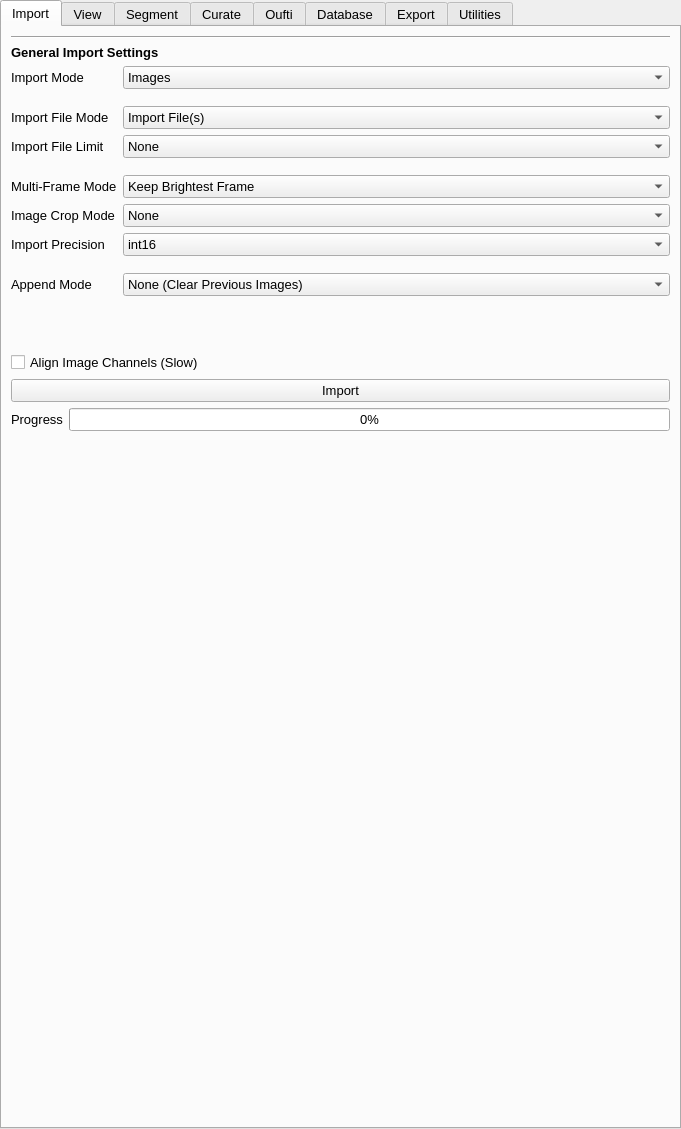
Old version of the form src/napari_bacseg/bacseg_ui.ui in the repository piedrro/napari-bacseg.
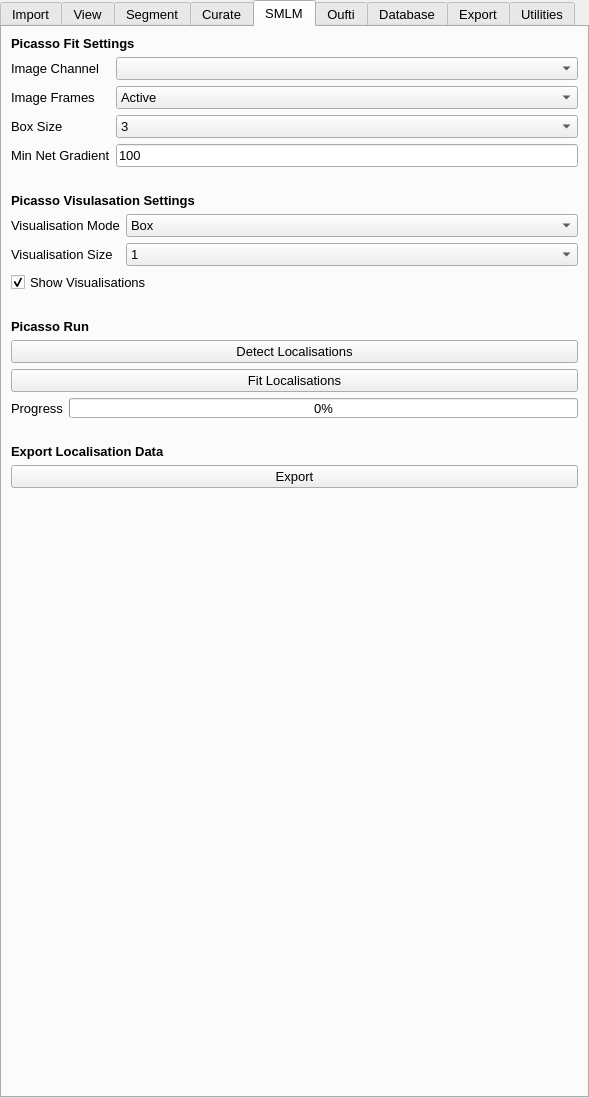
New version of the form. The open tabs and pages were chosen to show the change.

Commit message: Working picasso detec, fit and export functions

```diff
--- a/src/napari_bacseg/bacseg_ui.ui
+++ b/src/napari_bacseg/bacseg_ui.ui
@@ -9,8 +9,8 @@
    <rect>
     <x>0</x>
     <y>0</y>
-    <width>681</width>
-    <height>1129</height>
+    <width>589</width>
+    <height>1098</height>
    </rect>
   </property>
   <property name="sizePolicy">
@@ -2426,6 +2426,321 @@
     </item>
    </layout>
   </widget>
+  <widget class="QWidget" name="tab_13">
+   <attribute name="title">
+    <string>SMLM</string>
+   </attribute>
+   <layout class="QVBoxLayout" name="verticalLayout_16">
+    <item>
+     <widget class="QLabel" name="label_108">
+      <property name="font">
+       <font>
+        <pointsize>10</pointsize>
+        <weight>75</weight>
+        <bold>true</bold>
+       </font>
+      </property>
+      <property name="text">
+       <string>Picasso Fit Settings</string>
+      </property>
+     </widget>
+    </item>
+    <item>
+     <layout class="QFormLayout" name="formLayout_27">
+      <item row="2" column="0">
+       <widget class="QLabel" name="label_109">
+        <property name="text">
+         <string>Box Size</string>
+        </property>
+       </widget>
+      </item>
+      <item row="2" column="1">
+       <widget class="QComboBox" name="picasso_box_size">
+        <item>
+         <property name="text">
+          <string>3</string>
+         </property>
+        </item>
+        <item>
+         <property name="text">
+          <string>5</string>
+         </property>
+        </item>
+        <item>
+         <property name="text">
+          <string>7</string>
+         </property>
+        </item>
+       </widget>
+      </item>
+      <item row="3" column="0">
+       <widget class="QLabel" name="label_110">
+        <property name="text">
+         <string>Min Net Gradient</string>
+        </property>
+       </widget>
+      </item>
+      <item row="3" column="1">
+       <widget class="QLineEdit" name="picasso_min_net_gradient">
+        <property name="text">
+         <string>100</string>
+        </property>
+       </widget>
+      </item>
+      <item row="0" column="0">
+       <widget class="QLabel" name="label_112">
+        <property name="text">
+         <string>Image Channel</string>
+        </property>
+       </widget>
+      </item>
+      <item row="0" column="1">
+       <widget class="QComboBox" name="picasso_image_channel"/>
+      </item>
+      <item row="1" column="0">
+       <widget class="QLabel" name="label_116">
+        <property name="text">
+         <string>Image Frames</string>
+        </property>
+       </widget>
+      </item>
+      <item row="1" column="1">
+       <widget class="QComboBox" name="picasso_image_frames">
+        <item>
+         <property name="text">
+          <string>Active</string>
+         </property>
+        </item>
+        <item>
+         <property name="text">
+          <string>All</string>
+         </property>
+        </item>
+       </widget>
+      </item>
+     </layout>
+    </item>
+    <item>
+     <spacer name="verticalSpacer_50">
+      <property name="orientation">
+       <enum>Qt::Vertical</enum>
+      </property>
+      <property name="sizeType">
+       <enum>QSizePolicy::Minimum</enum>
+      </property>
+      <property name="sizeHint" stdset="0">
+       <size>
+        <width>20</width>
+        <height>20</height>
+       </size>
+      </property>
+     </spacer>
+    </item>
+    <item>
+     <widget class="QLabel" name="label_113">
+      <property name="font">
+       <font>
+        <pointsize>10</pointsize>
+        <weight>75</weight>
+        <bold>true</bold>
+       </font>
+      </property>
+      <property name="text">
+       <string>Picasso Visulasation Settings</string>
+      </property>
+     </widget>
+    </item>
+    <item>
+     <layout class="QFormLayout" name="formLayout_28">
+      <item row="0" column="0">
+       <widget class="QLabel" name="label_114">
+        <property name="text">
+         <string>Visualisation Mode</string>
+        </property>
+       </widget>
+      </item>
+      <item row="0" column="1">
+       <widget class="QComboBox" name="picasso_vis_mode">
+        <item>
+         <property name="text">
+          <string>Box</string>
+         </property>
+        </item>
+        <item>
+         <property name="text">
+          <string>Spot</string>
+         </property>
+        </item>
+       </widget>
+      </item>
+      <item row="1" column="0">
+       <widget class="QLabel" name="label_115">
+        <property name="text">
+         <string>Visualisation Size</string>
+        </property>
+       </widget>
+      </item>
+      <item row="1" column="1">
+       <widget class="QComboBox" name="picasso_vis_size">
+        <item>
+         <property name="text">
+          <string>1</string>
+         </property>
+        </item>
+        <item>
+         <property name="text">
+          <string>2</string>
+         </property>
+        </item>
+        <item>
+         <property name="text">
+          <string>3</string>
+         </property>
+        </item>
+        <item>
+         <property name="text">
+          <string>4</string>
+         </property>
+        </item>
+        <item>
+         <property name="text">
+          <string>5</string>
+         </property>
+        </item>
+       </widget>
+      </item>
+     </layout>
+    </item>
+    <item>
+     <widget class="QCheckBox" name="picasso_show_vis">
+      <property name="text">
+       <string>Show Visualisations</string>
+      </property>
+      <property name="checked">
+       <bool>true</bool>
+      </property>
+     </widget>
+    </item>
+    <item>
+     <spacer name="verticalSpacer_51">
+      <property name="orientation">
+       <enum>Qt::Vertical</enum>
+      </property>
+      <property name="sizeType">
+       <enum>QSizePolicy::Minimum</enum>
+      </property>
+      <property name="sizeHint" stdset="0">
+       <size>
+        <width>20</width>
+        <height>20</height>
+       </size>
+      </property>
+     </spacer>
+    </item>
+    <item>
+     <widget class="QLabel" name="label_111">
+      <property name="font">
+       <font>
+        <pointsize>10</pointsize>
+        <weight>75</weight>
+        <bold>true</bold>
+       </font>
+      </property>
+      <property name="text">
+       <string>Picasso Run</string>
+      </property>
+     </widget>
+    </item>
+    <item>
+     <widget class="QPushButton" name="picasso_detect">
+      <property name="text">
+       <string>Detect Localisations</string>
+      </property>
+     </widget>
+    </item>
+    <item>
+     <widget class="QPushButton" name="picasso_fit">
+      <property name="text">
+       <string>Fit Localisations</string>
+      </property>
+     </widget>
+    </item>
+    <item>
+     <layout class="QFormLayout" name="formLayout_29">
+      <item row="0" column="1">
+       <widget class="QProgressBar" name="picasso_progressbar">
+        <property name="maximumSize">
+         <size>
+          <width>16777215</width>
+          <height>20</height>
+         </size>
+        </property>
+        <property name="value">
+         <number>0</number>
+        </property>
+       </widget>
+      </item>
+      <item row="0" column="0">
+       <widget class="QLabel" name="label_117">
+        <property name="text">
+         <string>Progress</string>
+        </property>
+       </widget>
+      </item>
+     </layout>
+    </item>
+    <item>
+     <spacer name="verticalSpacer_52">
+      <property name="orientation">
+       <enum>Qt::Vertical</enum>
+      </property>
+      <property name="sizeType">
+       <enum>QSizePolicy::Minimum</enum>
+      </property>
+      <property name="sizeHint" stdset="0">
+       <size>
+        <width>20</width>
+        <height>20</height>
+       </size>
+      </property>
+     </spacer>
+    </item>
+    <item>
+     <widget class="QLabel" name="label_118">
+      <property name="font">
+       <font>
+        <pointsize>10</pointsize>
+        <weight>75</weight>
+        <bold>true</bold>
+       </font>
+      </property>
+      <property name="text">
+       <string>Export Localisation Data</string>
+      </property>
+     </widget>
+    </item>
+    <item>
+     <widget class="QPushButton" name="picasso_export">
+      <property name="text">
+       <string>Export</string>
+      </property>
+     </widget>
+    </item>
+    <item>
+     <spacer name="verticalSpacer_14">
+      <property name="orientation">
+       <enum>Qt::Vertical</enum>
+      </property>
+      <property name="sizeHint" stdset="0">
+       <size>
+        <width>20</width>
+        <height>40</height>
+       </size>
+      </property>
+     </spacer>
+    </item>
+   </layout>
+  </widget>
   <widget class="QWidget" name="tab_2">
    <attribute name="title">
     <string>Oufti</string>
```
The commit also changes 4 other files.
